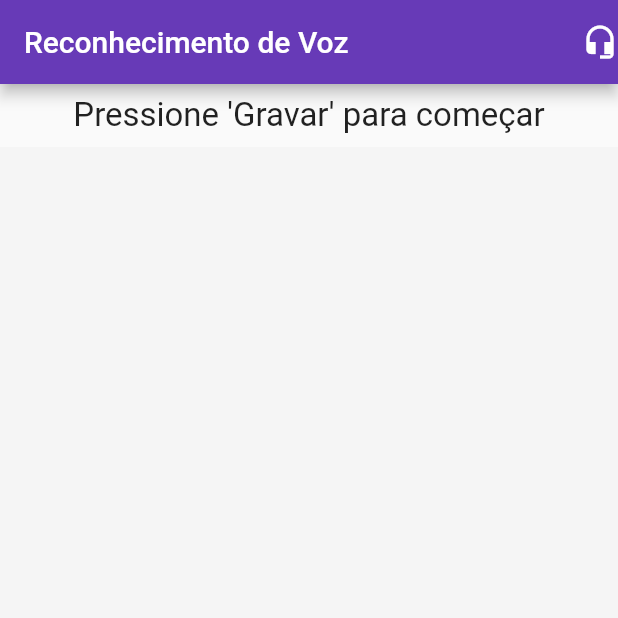
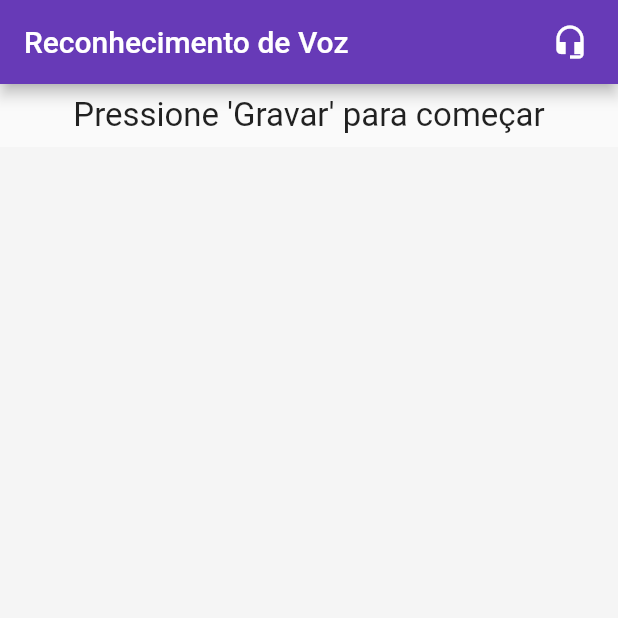
Before and after one commit to Joe02/chatbot, a Flutter app: the screen it shows after launch, after a tap on the "headset mic" icon, on a phone screen of 412 x 824 dp, the top half of it. Run offline on Flutter 3.47's test engine with Material 2 defaults, Android fonts, the phone set to English and light mode, and no system bars; our stand-ins replace flutter_tts, speech_to_text.

```diff
--- a/lib/main.dart
+++ b/lib/main.dart
@@ -2,6 +2,7 @@ import 'dart:async';
 import 'dart:math';
 
 import 'package:flutter/material.dart';
+import 'package:flutter_tts/flutter_tts.dart';
 import 'package:speech_to_text/speech_recognition_error.dart';
 import 'package:speech_to_text/speech_recognition_result.dart';
 import 'package:speech_to_text/speech_to_text.dart';
@@ -61,9 +62,12 @@ class _MyAppState extends State<MyApp> {
           title: Text("Reconhecimento de Voz"),
           actions: <Widget>[
             InkWell(
-              child: Icon(Icons.headset_mic),
+              child: Padding(
+                padding: const EdgeInsets.only(right: 20.0),
+                child: Icon(Icons.headset_mic),
+              ),
               onTap: () {
-                //TODO Add Text to speech here.
+                _speak();
               },
             )
           ],
@@ -177,7 +181,7 @@ class _MyAppState extends State<MyApp> {
                   onPressed: () {
                     // ignore: unnecessary_statements
                     speech.isListening ? null : startListening();
-                    waitForSpeech(5);
+                    waitForSpeech(60);
                   }),
               RaisedButton(
                   shape: RoundedRectangleBorder(
@@ -222,6 +226,12 @@ class _MyAppState extends State<MyApp> {
   waitForSpeech(int duration) async {
     // do something to wait for 2 seconds
     await Future.delayed(Duration(seconds: duration), () {});
+  }
+
+  Future _speak() async{
+    FlutterTts flutterTts = FlutterTts();
+    flutterTts.setPitch(2);
+    var result = await flutterTts.speak(lastWords);
   }
 
   void startListening() {
--- a/pubspec.yaml
+++ b/pubspec.yaml
@@ -30,6 +30,8 @@ dependencies:
   cupertino_icons: ^0.1.3
   googleapis: ^0.53.0
   googleapis_auth: ^0.2.7
+
+  flutter_tts: ^1.2.6
 
   #Atual \/
   speech_to_text: ^2.3.0
```
Also changed, not shown: pubspec.lock.
